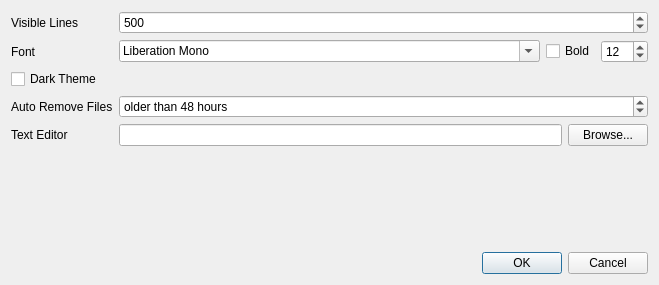
The window that qdevicemonitor/SettingsDialog.ui (alopatindev/qdevicemonitor) describes before a commit, drawn with Qt 5.
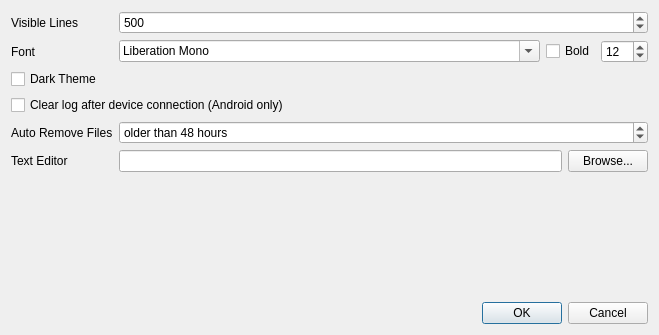
The same window after the commit.

Commit message: Android: implemented feature: clearing log when device's connected

What changed in the file:
```diff
--- a/qdevicemonitor/SettingsDialog.ui
+++ b/qdevicemonitor/SettingsDialog.ui
@@ -7,7 +7,7 @@
     <x>0</x>
     <y>0</y>
     <width>659</width>
-    <height>285</height>
+    <height>335</height>
    </rect>
   </property>
   <property name="windowTitle">
@@ -95,7 +95,7 @@
      </item>
     </layout>
    </item>
-   <item row="10" column="0" colspan="2">
+   <item row="11" column="0" colspan="2">
     <widget class="QDialogButtonBox" name="buttonBox">
      <property name="orientation">
       <enum>Qt::Horizontal</enum>
@@ -105,21 +105,14 @@
      </property>
     </widget>
    </item>
-   <item row="3" column="0">
-    <widget class="QCheckBox" name="darkThemeCheckBox">
-     <property name="text">
-      <string>Dark Theme</string>
-     </property>
-    </widget>
-   </item>
-   <item row="4" column="0">
+   <item row="5" column="0">
     <widget class="QLabel" name="label_3">
      <property name="text">
       <string>Auto Remove Files</string>
      </property>
     </widget>
    </item>
-   <item row="4" column="1">
+   <item row="5" column="1">
     <widget class="QSpinBox" name="autoRemoveFilesOlderThanSpinBox">
      <property name="suffix">
       <string> hours</string>
@@ -138,14 +131,14 @@
      </property>
     </widget>
    </item>
-   <item row="5" column="0">
+   <item row="6" column="0">
     <widget class="QLabel" name="label_4">
      <property name="text">
       <string>Text Editor</string>
      </property>
     </widget>
    </item>
-   <item row="5" column="1">
+   <item row="6" column="1">
     <layout class="QHBoxLayout" name="horizontalLayout_2">
      <item>
       <widget class="QLineEdit" name="editorLineEdit"/>
@@ -159,7 +152,7 @@
      </item>
     </layout>
    </item>
-   <item row="9" column="0" colspan="2">
+   <item row="10" column="0" colspan="2">
     <spacer name="verticalSpacer">
      <property name="orientation">
       <enum>Qt::Vertical</enum>
@@ -172,6 +165,20 @@
      </property>
     </spacer>
    </item>
+   <item row="4" column="0" colspan="2">
+    <widget class="QCheckBox" name="clearAndroidLogCheckBox">
+     <property name="text">
+      <string>Clear log after device connection (Android only)</string>
+     </property>
+    </widget>
+   </item>
+   <item row="3" column="0" colspan="2">
+    <widget class="QCheckBox" name="darkThemeCheckBox">
+     <property name="text">
+      <string>Dark Theme</string>
+     </property>
+    </widget>
+   </item>
   </layout>
  </widget>
  <tabstops>
```
The commit also changes 7 other files.
